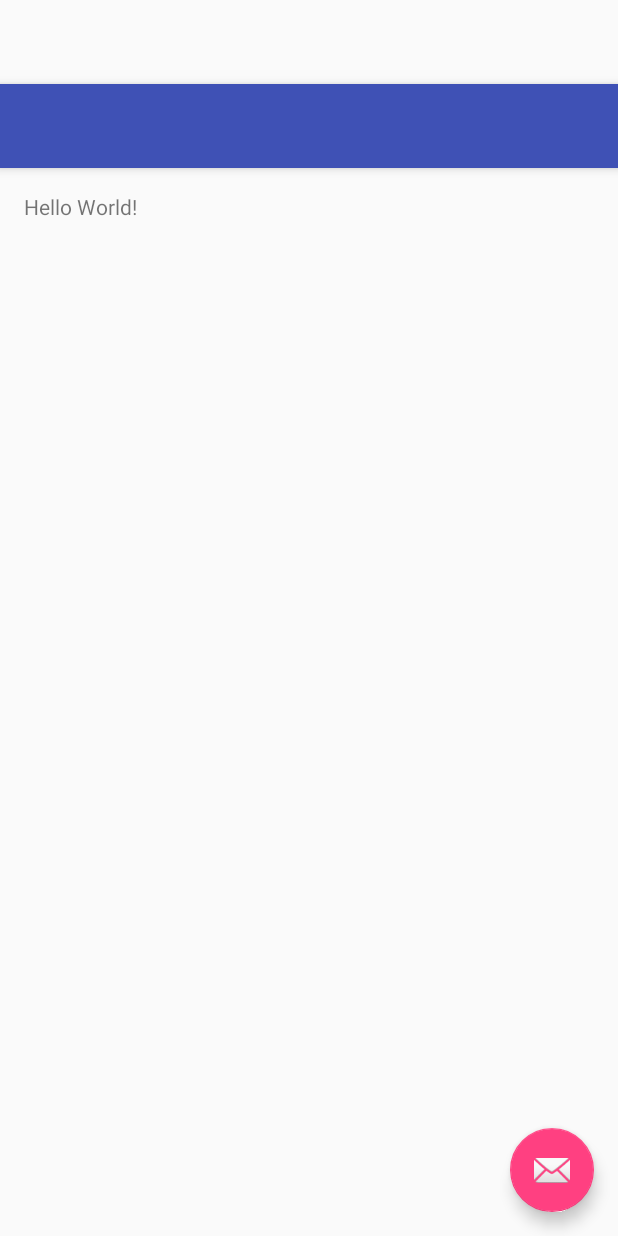
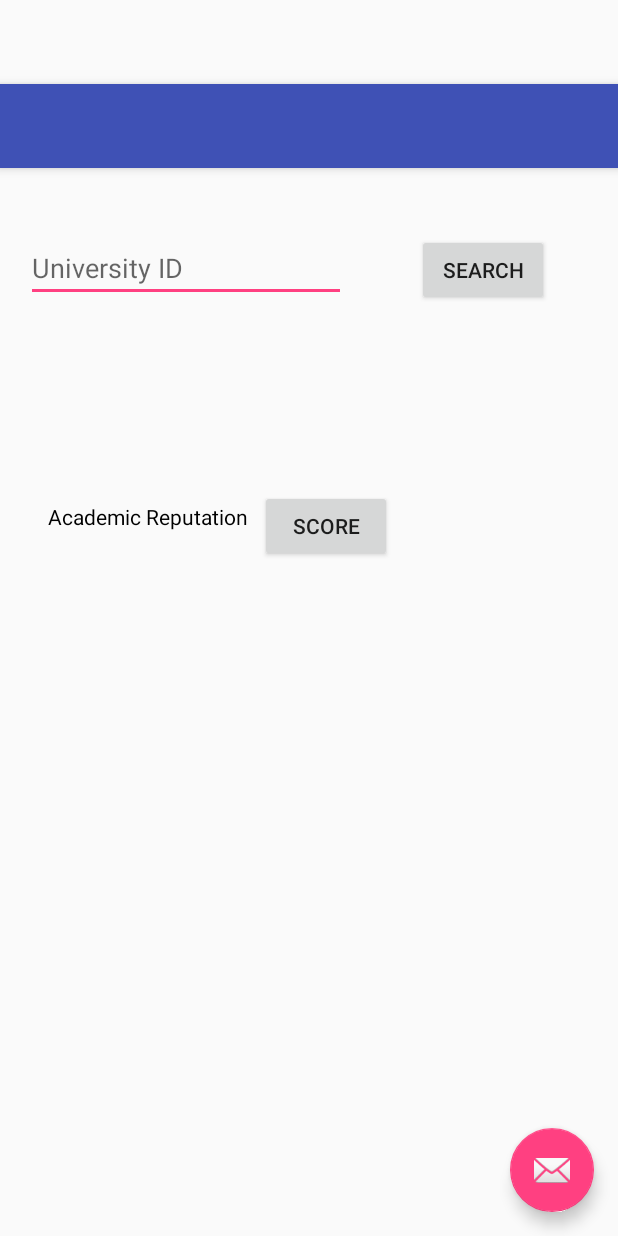
Before and after one commit to aTobyWanKenobi/uni-rank-android, an Android app: the layout app_bar_sidebar.xml on its own in the app's theme, with its tools: preview values and no code run, on a phone screen of 412 x 824 dp. Run offline under Robolectric (Android 15) with nearby library versions, the phone set to English and light mode, and no system bars.

Commit message:
databaseHelper, Tables, Indicator, UNiversity, first demo sketch to show that database in correctly initialized

```diff
--- a/app/build.gradle
+++ b/app/build.gradle
@@ -27,4 +27,5 @@ dependencies {
     compile 'com.android.support:appcompat-v7:24.2.1'
     compile 'com.android.support:design:24.2.1'
     testCompile 'junit:junit:4.12'
+    compile 'com.android.support.constraint:constraint-layout:1.0.2'
 }
--- a/app/src/main/res/layout/app_bar_sidebar.xml
+++ b/app/src/main/res/layout/app_bar_sidebar.xml
@@ -21,8 +21,6 @@
 
     </android.support.design.widget.AppBarLayout>
 
-    <include layout="@layout/content_sidebar" />
-
     <android.support.design.widget.FloatingActionButton
         android:id="@+id/fab"
         android:layout_width="wrap_content"
@@ -31,4 +29,98 @@
         android:layout_margin="@dimen/fab_margin"
         app:srcCompat="@android:drawable/ic_dialog_email" />
 
+    <android.support.constraint.ConstraintLayout
+        android:layout_width="match_parent"
+        android:layout_height="match_parent">
+
+        <EditText
+            android:id="@+id/uni_id"
+            android:layout_width="wrap_content"
+            android:layout_height="wrap_content"
+            android:layout_marginLeft="8dp"
+            android:layout_marginRight="8dp"
+            android:layout_marginTop="100dp"
+            android:ems="10"
+            android:hint="University ID"
+            android:inputType="textPersonName|numberDecimal"
+            app:layout_constraintLeft_toLeftOf="parent"
+            app:layout_constraintRight_toRightOf="parent"
+            app:layout_constraintTop_toTopOf="parent"
+            app:layout_constraintHorizontal_bias="0.052"
+            android:layout_marginStart="8dp"
+            android:layout_marginEnd="8dp" />
+
+        <Button
+            android:id="@+id/search_uni"
+            android:layout_width="wrap_content"
+            android:layout_height="wrap_content"
+            android:layout_marginLeft="8dp"
+            android:layout_marginRight="8dp"
+            android:layout_marginTop="100dp"
+            android:text="Search"
+            app:layout_constraintHorizontal_bias="0.51"
+            app:layout_constraintLeft_toRightOf="@+id/uni_id"
+            app:layout_constraintRight_toRightOf="parent"
+            app:layout_constraintTop_toTopOf="parent"
+            android:layout_marginStart="8dp"
+            android:layout_marginEnd="8dp" />
+
+        <TextView
+            android:id="@+id/uni_name"
+            android:layout_width="327dp"
+            android:layout_height="33dp"
+            android:layout_marginLeft="8dp"
+            android:layout_marginStart="8dp"
+            android:layout_marginTop="30dp"
+            app:layout_constraintLeft_toLeftOf="parent"
+            app:layout_constraintTop_toBottomOf="@+id/uni_id"
+            android:layout_marginRight="8dp"
+            app:layout_constraintRight_toRightOf="parent" />
+
+        <TextView
+            android:id="@+id/uni_country"
+            android:layout_width="wrap_content"
+            android:layout_height="35dp"
+            android:layout_marginLeft="8dp"
+            android:layout_marginRight="8dp"
+            android:layout_marginTop="8dp"
+            app:layout_constraintLeft_toLeftOf="parent"
+            app:layout_constraintRight_toRightOf="parent"
+            app:layout_constraintTop_toBottomOf="@+id/uni_name" />
+
+        <TextView
+            android:id="@+id/indicator1"
+            android:layout_width="wrap_content"
+            android:layout_height="32dp"
+            android:layout_marginLeft="32dp"
+            android:layout_marginTop="70dp"
+            android:text="Academic Reputation"
+            android:textColor="@android:color/black"
+            app:layout_constraintLeft_toLeftOf="parent"
+            app:layout_constraintTop_toBottomOf="@+id/uni_name" />
+
+        <Button
+            android:id="@+id/get_score"
+            android:layout_width="wrap_content"
+            android:layout_height="wrap_content"
+            android:layout_marginLeft="8dp"
+            android:layout_marginTop="62dp"
+            android:text="Score"
+            app:layout_constraintLeft_toRightOf="@+id/indicator1"
+            app:layout_constraintTop_toBottomOf="@+id/uni_name" />
+
+        <TextView
+            android:id="@+id/score"
+            android:layout_width="wrap_content"
+            android:layout_height="32dp"
+            android:layout_marginLeft="8dp"
+            android:layout_marginRight="8dp"
+            android:layout_marginTop="70dp"
+            app:layout_constraintHorizontal_bias="0.509"
+            app:layout_constraintLeft_toRightOf="@+id/get_score"
+            app:layout_constraintRight_toRightOf="parent"
+            app:layout_constraintTop_toBottomOf="@+id/uni_name" />
+
+    </android.support.constraint.ConstraintLayout>
+
 </android.support.design.widget.CoordinatorLayout>
```
Also changed, not shown: app/src/main/java/com/example/albergon/unirank/Database/DatabaseHelper.java (added, +210 -0 lines), app/src/main/java/com/example/albergon/unirank/Database/Tables.java (added, +42 -0 lines), app/src/main/java/com/example/albergon/unirank/Database/UniRankDatabase.java (added, +18 -0 lines), app/src/main/java/com/example/albergon/unirank/Indicator.java (added, +28 -0 lines), app/src/main/java/com/example/albergon/unirank/SidebarActivity.java (+63 -0 lines), app/src/main/java/com/example/albergon/unirank/University.java (added, +109 -0 lines), app/src/main/assets/uni_rank.db.
